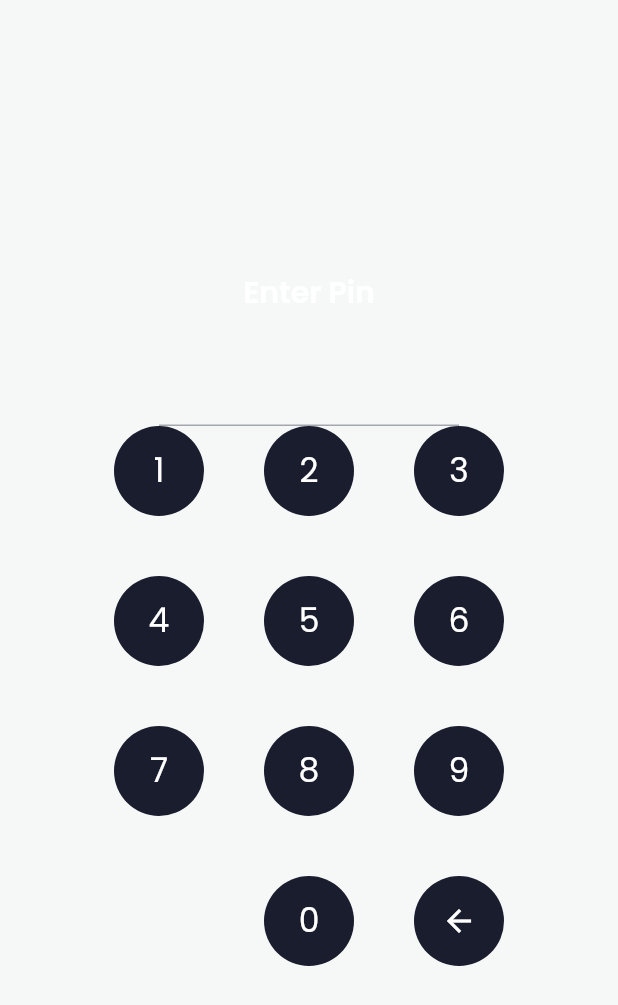
After one commit to vickyarisandy/project01, a Flutter app: the PinPage screen opened directly, on a phone screen of 412 x 824 dp. The commit adds this screen. Shown: the top 1005 px of the screen. Run offline on Flutter 3.47's test engine with Material 2 defaults, Android fonts, the light colour scheme and no system bars; our stand-ins replace carousel_slider, google_fonts; statements that could not run were skipped.

Commit message:
pin page

```diff
--- /dev/null
+++ b/lib/ui/pages/pin_page.dart
@@ -0,0 +1,130 @@
+import 'package:flutter/material.dart';
+import 'package:project01/shared/theme.dart';
+import 'package:project01/ui/widgets/buttons.dart';
+
+class PinPage extends StatelessWidget{
+  const PinPage({Key? key}): super(key:key);
+
+  Widget build(BuildContext context){
+    return Scaffold(
+      body: Center(
+        child: Padding(
+          padding: const EdgeInsets.symmetric(
+            horizontal: 58,
+          ),
+          child: Column(
+            mainAxisAlignment: MainAxisAlignment.center,
+            children: [
+              Text(
+                'Enter Pin',
+                  style: whiteTextStyle.copyWith(
+                    fontSize: 20,
+                    fontWeight: semiBold,
+                  ),
+              ),
+              const SizedBox(
+                width: 72,
+              ),
+              SizedBox(
+                width: 200,
+                child: TextFormField(
+                  obscureText: true,
+                  cursorColor: greyColor,
+                    obscuringCharacter: '*',
+                  style: whiteTextStyle.copyWith(
+                    fontSize: 36,
+                    fontWeight: medium,
+                    letterSpacing: 16,
+                  ),
+                  decoration: InputDecoration(
+                    enabledBorder: UnderlineInputBorder(
+                      borderSide: BorderSide(
+                        color: greyColor,
+                      ),
+                    ),
+                    focusedBorder: UnderlineInputBorder(
+                      borderSide: BorderSide(
+                        color: greyColor,
+                      ),
+                    ),
+                  ),
+                ),
+              ),
+              const SizedBox(
+                width: 66,
+              ),
+              Wrap(
+                spacing: 40,
+                runSpacing: 40,
+                children: [
+                  CustomInputButton(
+                      title: '1',
+                      onTap: (){},
+                  ),
+                  CustomInputButton(
+                    title: '2',
+                    onTap: (){},
+                  ),
+                  CustomInputButton(
+                    title: '3',
+                    onTap: (){},
+                  ),
+                  CustomInputButton(
+                    title: '4',
+                    onTap: (){},
+                  ),
+                  CustomInputButton(
+                    title: '5',
+                    onTap: (){},
+                  ),
+                  CustomInputButton(
+                    title: '6',
+                    onTap: (){},
+                  ),
+                  CustomInputButton(
+                    title: '7',
+                    onTap: (){},
+                  ),
+                  CustomInputButton(
+                    title: '8',
+                    onTap: (){},
+                  ),
+                  CustomInputButton(
+                    title: '9',
+                    onTap: (){},
+                  ),
+                  const SizedBox(
+                    width: 60,
+                    height: 60,
+                  ),
+                  CustomInputButton(
+                    title: '0',
+                    onTap: (){},
+                  ),
+                  GestureDetector(
+                    onTap: (){},
+                    child: Container(
+                      width: 60,
+                      height: 60,
+                    decoration: BoxDecoration(
+                      shape: BoxShape.circle,
+                      color: numberBackgroundColor,
+                    ),
+                    child: Center(
+                      child: Icon(
+                          Icons.arrow_back,
+                          color: whiteColor,
+                      ),
+                    ),
+                  ),
+                  ),
+                ],
+              ),
+            ],
+          ),
+        ),
+      ),
+    );
+  }
+
+}
--- a/lib/ui/widgets/buttons.dart
+++ b/lib/ui/widgets/buttons.dart
@@ -38,3 +38,39 @@ class CustomFilledButton extends StatelessWidget{
     );
   }
 }
+
+class CustomInputButton extends StatelessWidget{
+
+  final String title;
+  final VoidCallback? onTap;
+
+  const CustomInputButton({
+    Key? key,
+    required this.title,
+    this.onTap,
+  }): super(key: key);
+
+  @override
+  Widget build(BuildContext context){
+    return  GestureDetector(
+      onTap: onTap,
+      child: Container(
+        width: 60,
+        height: 60,
+        decoration: BoxDecoration(
+          shape: BoxShape.circle,
+          color: numberBackgroundColor,
+        ),
+        child: Center(
+          child: Text(
+              title,
+            style: whiteTextStyle.copyWith(
+              fontSize: 22,
+              fontWeight: semiBold.
+            ),
+          ),
+        ),
+      ),
+    );
+  }
+}
```
